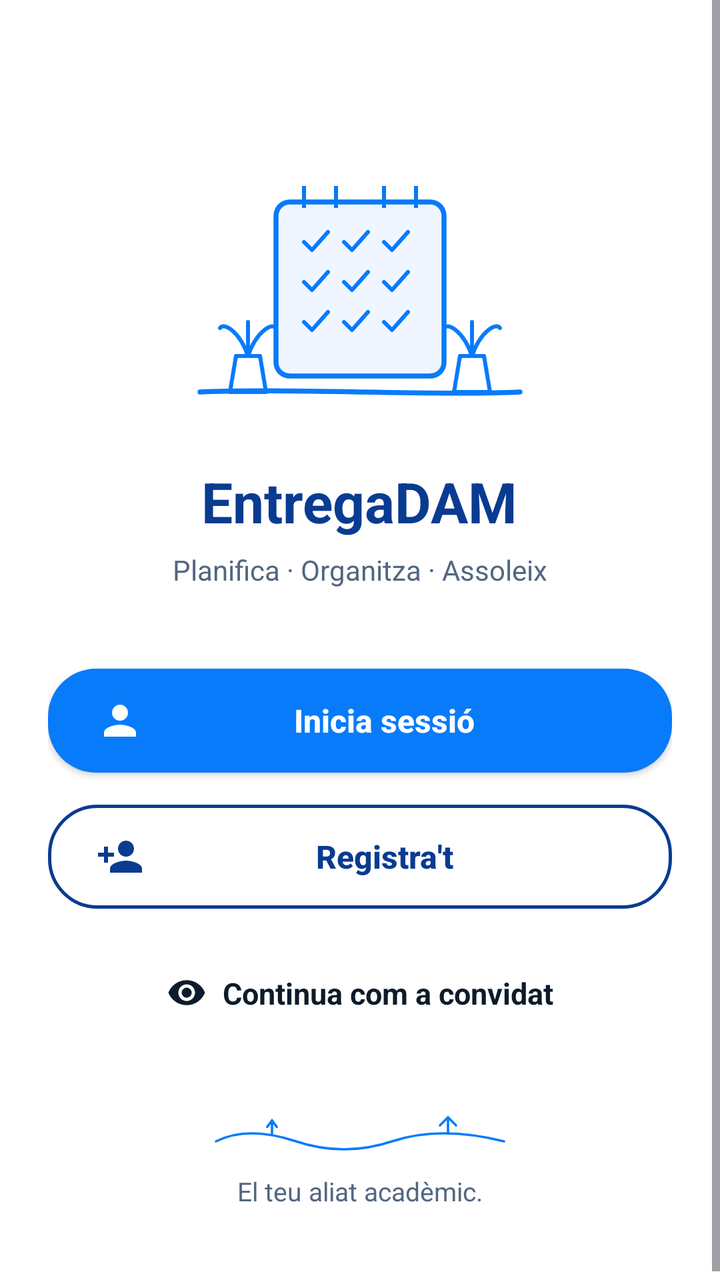
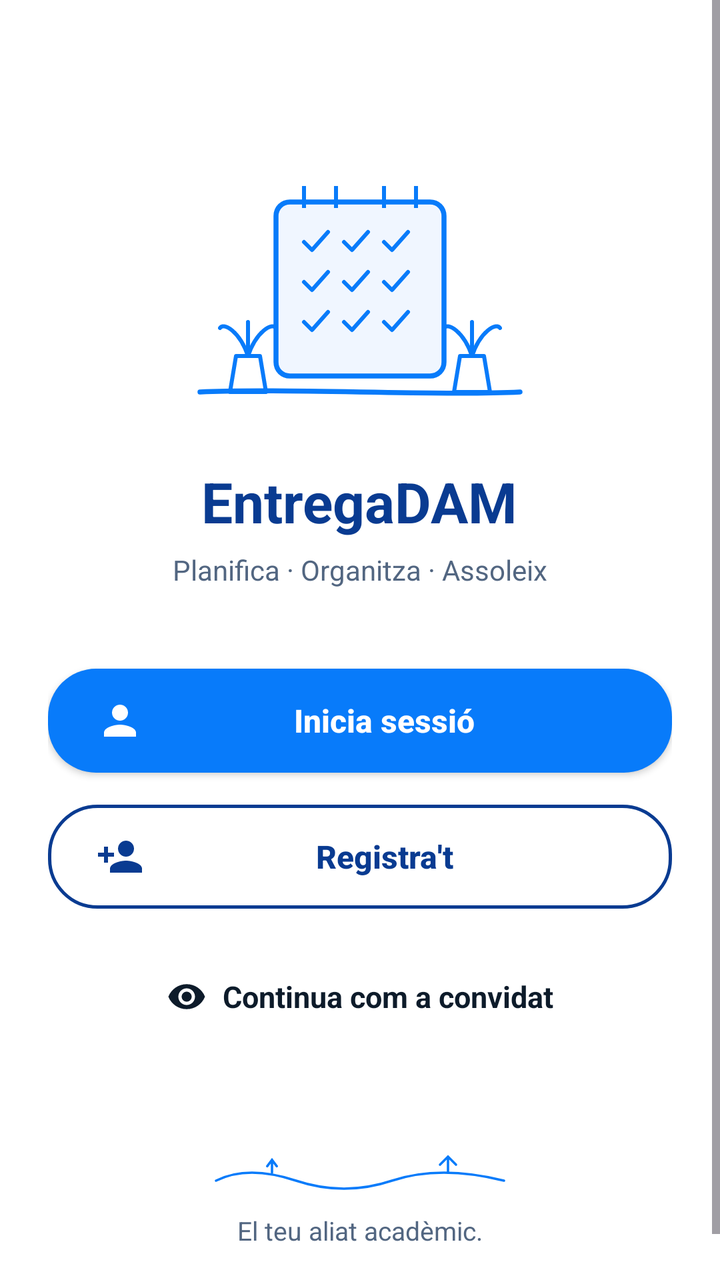

Two renders of the same Android screen: before a commit and after it. Below are the layout's source before the change and the commit's diff.
<!-- AndroidManifest.xml: application theme Theme.Stutager -->
<!-- res/layout/activity_welcome.xml -->
<?xml version="1.0" encoding="utf-8"?>
<ScrollView xmlns:android="http://schemas.android.com/apk/res/android"
    xmlns:app="http://schemas.android.com/apk/res-auto"
    xmlns:tools="http://schemas.android.com/tools"
    android:layout_width="match_parent"
    android:layout_height="match_parent"
    android:fillViewport="true"
    android:background="@color/white_background"
    tools:context=".WelcomeActivity">

    <LinearLayout
        android:layout_width="match_parent"
        android:layout_height="wrap_content"
        android:orientation="vertical"
        android:gravity="center_horizontal"
        android:padding="24dp">

        
        <ImageView
            android:layout_width="220dp"
            android:layout_height="160dp"
            android:src="@drawable/img_welcome_illustration"
            android:contentDescription="Calendar Illustration"
            android:layout_marginTop="32dp"/>

        
        <TextView
            android:layout_width="wrap_content"
            android:layout_height="wrap_content"
            android:text="@string/app_name"
            android:textSize="28sp"
            android:textStyle="bold"
            android:textColor="@color/dark_blue"
            android:layout_marginTop="16dp"/>

        
        <TextView
            android:layout_width="wrap_content"
            android:layout_height="wrap_content"
            android:text="@string/welcome_tagline"
            android:textSize="14sp"
            android:textColor="@color/text_gray"
            android:layout_marginTop="6dp"
            android:layout_marginBottom="40dp"/>

        
        <androidx.appcompat.widget.AppCompatButton
            android:id="@+id/btnIniciaSessio"
            android:layout_width="match_parent"
            android:layout_height="52dp"
            android:text="@string/btn_login"
            android:textSize="16sp"
            android:textStyle="bold"
            android:textColor="@color/white_background"
            android:textAllCaps="false"
            android:clickable="true"
            android:focusable="true"
            android:drawableStart="@drawable/ic_user"
            android:drawableTint="@color/white_background"
            android:paddingStart="24dp"
            android:paddingEnd="24dp"
            android:background="@drawable/bg_pill_blue"
            android:layout_marginBottom="16dp"/>

        
        <androidx.appcompat.widget.AppCompatButton
            android:id="@+id/btnRegistrat"
            android:layout_width="match_parent"
            android:layout_height="52dp"
            android:text="@string/btn_register"
            android:textSize="16sp"
            android:textStyle="bold"
            android:textColor="@color/dark_blue"
            android:textAllCaps="false"
            android:clickable="true"
            android:focusable="true"
            android:drawableStart="@drawable/ic_user_add"
            android:paddingStart="24dp"
            android:paddingEnd="24dp"
            android:background="@drawable/bg_pill_outline"
            android:layout_marginBottom="20dp"/>

        
        <LinearLayout
            android:id="@+id/btnConvidat"
            android:layout_width="wrap_content"
            android:layout_height="wrap_content"
            android:orientation="horizontal"
            android:gravity="center"
            android:padding="12dp"
            android:clickable="true"
            android:focusable="true"
            android:background="?attr/selectableItemBackgroundBorderless"
            android:layout_marginBottom="32dp">

            <ImageView
                android:layout_width="20dp"
                android:layout_height="20dp"
                android:src="@drawable/ic_eye"
                app:tint="@color/text_dark"
                android:contentDescription="Eye icon"/>

            <TextView
                android:layout_width="wrap_content"
                android:layout_height="wrap_content"
                android:text="@string/btn_guest"
                android:textSize="15sp"
                android:textColor="@color/text_dark"
                android:textStyle="bold"
                android:layout_marginStart="8dp"/>
        </LinearLayout>

        
        <View
            android:layout_width="match_parent"
            android:layout_height="0dp"
            android:layout_weight="1"/>

        
        <ImageView
            android:layout_width="160dp"
            android:layout_height="32dp"
            android:src="@drawable/img_welcome_footer"
            android:contentDescription="Footer hills line"/>

        <TextView
            android:layout_width="wrap_content"
            android:layout_height="wrap_content"
            android:text="@string/welcome_footer"
            android:textSize="13sp"
            android:textColor="@color/text_gray"
            android:layout_marginTop="4dp"
            android:layout_marginBottom="16dp"/>

    </LinearLayout>
</ScrollView>
<!-- resources referenced by this layout -->
<resources>
  <color name="dark_blue">#093B91</color>
  <color name="text_dark">#0D1B2A</color>
  <color name="text_gray">#526681</color>
  <color name="white_background">#FFFFFF</color>
  <!-- drawable bg_pill_blue (drawable) -->
  <?xml version="1.0" encoding="utf-8"?>
  <shape xmlns:android="http://schemas.android.com/apk/res/android"
      android:shape="rectangle">
      <solid android:color="@color/primary_blue" />
      <corners android:radius="24dp" />
  </shape>
  <!-- drawable bg_pill_outline (drawable) -->
  <?xml version="1.0" encoding="utf-8"?>
  <shape xmlns:android="http://schemas.android.com/apk/res/android"
      android:shape="rectangle">
      <solid android:color="@android:color/transparent" />
      <stroke
          android:width="1.5dp"
          android:color="@color/dark_blue" />
      <corners android:radius="24dp" />
  </shape>
  <!-- drawable ic_eye (drawable) -->
  <vector xmlns:android="http://schemas.android.com/apk/res/android"
      android:width="24dp"
      android:height="24dp"
      android:viewportWidth="24"
      android:viewportHeight="24">
    <path
        android:fillColor="#526681"
        android:pathData="M12,4.5C7,4.5 2.73,7.61 1,12c1.73,4.39 6,7.5 11,7.5s9.27,-3.11 11,-7.5c-1.73,-4.39 -6,-7.5 -11,-7.5zM12,17c-2.76,0 -5,-2.24 -5,-5s2.24,-5 5,-5 5,2.24 5,5 -2.24,5 -5,5zM12,9c-1.66,0 -3,1.34 -3,3s1.34,3 3,3 3,-1.34 3,-3 -1.34,-3 -3,-3z"/>
  </vector>
  <!-- drawable ic_user (drawable) -->
  <vector xmlns:android="http://schemas.android.com/apk/res/android"
      android:width="24dp"
      android:height="24dp"
      android:viewportWidth="24"
      android:viewportHeight="24">
    <path
        android:fillColor="#FFFFFF"
        android:pathData="M12,12c2.21,0 4,-1.79 4,-4s-1.79,-4 -4,-4 -4,1.79 -4,4 1.79,4 4,4zM12,14c-2.67,0 -8,1.34 -8,4v2h16v-2c0,-2.66 -5.33,-4 -8,-4z"/>
  </vector>
  <!-- drawable ic_user_add (drawable) -->
  <vector xmlns:android="http://schemas.android.com/apk/res/android"
      android:width="24dp"
      android:height="24dp"
      android:viewportWidth="24"
      android:viewportHeight="24">
    <path
        android:fillColor="#093B91"
        android:pathData="M15,12c2.21,0 4,-1.79 4,-4s-1.79,-4 -4,-4 -4,1.79 -4,4 1.79,4 4,4zM15,14c-2.67,0 -8,1.34 -8,4v2h16v-2c0,-2.66 -5.33,-4 -8,-4zM6,10V7H4v3H1v2h3v3h2v-3h3v-2H6z"/>
  </vector>
  <!-- drawable img_welcome_footer (drawable) -->
  <vector xmlns:android="http://schemas.android.com/apk/res/android"
      android:width="200dp"
      android:height="40dp"
      android:viewportWidth="200"
      android:viewportHeight="40">
    
    <path
        android:strokeColor="#087BFA"
        android:strokeWidth="1.5"
        android:strokeLineCap="round"
        android:pathData="M10,25 Q30,15 60,25 T120,25 T190,25"/>
    <path
        android:strokeColor="#087BFA"
        android:strokeWidth="1.5"
        android:strokeLineCap="round"
        android:pathData="M45,20 L45,12 M42,16 L45,12 L48,16 M155,20 L155,10 M150,15 L155,10 L160,15"/>
  </vector>
  <!-- drawable img_welcome_illustration: vector/xml drawable (drawable, 2377 chars, omitted) -->
  <string name="app_name">EntregaDAM</string>
  <string name="btn_guest">Continua com a convidat</string>
  <string name="btn_login">Inicia sessió</string>
  <string name="btn_register">Registra\'t</string>
  <string name="welcome_footer">El teu aliat acadèmic.</string>
  <string name="welcome_tagline">Planifica · Organitza · Assoleix</string>
  <style name="Theme.Stutager" parent="Base.Theme.Stutager" />
  <color name="primary_blue">#087BFA</color>
  <style name="Base.Theme.Stutager" parent="Theme.Material3.DayNight.NoActionBar">
          
          
      </style>
</resources>

<!-- the commit's change to res/layout/activity_welcome.xml (unified diff, before → after) -->
@@ -4,133 +4,143 @@
     xmlns:tools="http://schemas.android.com/tools"
     android:layout_width="match_parent"
     android:layout_height="match_parent"
+    android:background="@color/white_background"
     android:fillViewport="true"
-    android:background="@color/white_background"
+    android:fitsSystemWindows="true"
     tools:context=".WelcomeActivity">
 
-    <LinearLayout
+    <androidx.constraintlayout.widget.ConstraintLayout
         android:layout_width="match_parent"
         android:layout_height="wrap_content"
-        android:orientation="vertical"
-        android:gravity="center_horizontal"
         android:padding="24dp">
 
-        
-        <ImageView
-            android:layout_width="220dp"
-            android:layout_height="160dp"
-            android:src="@drawable/img_welcome_illustration"
-            android:contentDescription="Calendar Illustration"
-            android:layout_marginTop="32dp"/>
+        <LinearLayout
+            android:layout_width="0dp"
+            android:layout_height="wrap_content"
+            android:gravity="center_horizontal"
+            android:orientation="vertical"
+            app:layout_constraintEnd_toEndOf="parent"
+            app:layout_constraintStart_toStartOf="parent"
+            app:layout_constraintTop_toTopOf="parent"
+            app:layout_constraintWidth_max="440dp">
 
-        
-        <TextView
-            android:layout_width="wrap_content"
-            android:layout_height="wrap_content"
-            android:text="@string/app_name"
-            android:textSize="28sp"
-            android:textStyle="bold"
-            android:textColor="@color/dark_blue"
-            android:layout_marginTop="16dp"/>
+            
+            <ImageView
+                android:layout_width="220dp"
+                android:layout_height="160dp"
+                android:layout_marginTop="32dp"
+                android:contentDescription="Calendar Illustration"
+                android:src="@drawable/img_welcome_illustration" />
 
-        
-        <TextView
-            android:layout_width="wrap_content"
-            android:layout_height="wrap_content"
-            android:text="@string/welcome_tagline"
-            android:textSize="14sp"
-            android:textColor="@color/text_gray"
-            android:layout_marginTop="6dp"
-            android:layout_marginBottom="40dp"/>
+            
+            <TextView
+                android:layout_width="wrap_content"
+                android:layout_height="wrap_content"
+                android:layout_marginTop="16dp"
+                android:text="@string/app_name"
+                android:textColor="@color/dark_blue"
+                android:textSize="28sp"
+                android:textStyle="bold" />
 
-        
-        <androidx.appcompat.widget.AppCompatButton
-            android:id="@+id/btnIniciaSessio"
-            android:layout_width="match_parent"
-            android:layout_height="52dp"
-            android:text="@string/btn_login"
-            android:textSize="16sp"
-            android:textStyle="bold"
-            android:textColor="@color/white_background"
-            android:textAllCaps="false"
-            android:clickable="true"
-            android:focusable="true"
-            android:drawableStart="@drawable/ic_user"
-            android:drawableTint="@color/white_background"
-            android:paddingStart="24dp"
-            android:paddingEnd="24dp"
-            android:background="@drawable/bg_pill_blue"
-            android:layout_marginBottom="16dp"/>
+            
+            <TextView
+                android:layout_width="wrap_content"
+                android:layout_height="wrap_content"
+                android:layout_marginTop="6dp"
+                android:layout_marginBottom="40dp"
+                android:text="@string/welcome_tagline"
+                android:textColor="@color/text_gray"
+                android:textSize="14sp" />
 
-        
-        <androidx.appcompat.widget.AppCompatButton
-            android:id="@+id/btnRegistrat"
-            android:layout_width="match_parent"
-            android:layout_height="52dp"
-            android:text="@string/btn_register"
-            android:textSize="16sp"
-            android:textStyle="bold"
-            android:textColor="@color/dark_blue"
-            android:textAllCaps="false"
-            android:clickable="true"
-            android:focusable="true"
-            android:drawableStart="@drawable/ic_user_add"
-            android:paddingStart="24dp"
-            android:paddingEnd="24dp"
-            android:background="@drawable/bg_pill_outline"
-            android:layout_marginBottom="20dp"/>
+            
+            <androidx.appcompat.widget.AppCompatButton
+                android:id="@+id/btnIniciaSessio"
+                android:layout_width="match_parent"
+                android:layout_height="52dp"
+                android:layout_gravity="center_horizontal"
+                android:layout_marginBottom="16dp"
+                android:background="@drawable/bg_pill_blue"
+                android:clickable="true"
+                android:drawableStart="@drawable/ic_user"
+                android:drawableTint="@color/white_background"
+                android:focusable="true"
+                android:maxWidth="360dp"
+                android:paddingStart="24dp"
+                android:paddingEnd="24dp"
+                android:textAllCaps="false"
+                android:text="@string/btn_login"
+                android:textColor="@color/white_background"
+                android:textSize="16sp"
+                android:textStyle="bold" />
 
-        
-        <LinearLayout
-            android:id="@+id/btnConvidat"
-            android:layout_width="wrap_content"
-            android:layout_height="wrap_content"
-            android:orientation="horizontal"
-            android:gravity="center"
-            android:padding="12dp"
-            android:clickable="true"
-            android:focusable="true"
-            android:background="?attr/selectableItemBackgroundBorderless"
-            android:layout_marginBottom="32dp">
+            
+            <androidx.appcompat.widget.AppCompatButton
+                android:id="@+id/btnRegistrat"
+                android:layout_width="match_parent"
+                android:layout_height="52dp"
+                android:layout_gravity="center_horizontal"
+                android:layout_marginBottom="20dp"
+                android:background="@drawable/bg_pill_outline"
+                android:clickable="true"
+                android:drawableStart="@drawable/ic_user_add"
+                android:focusable="true"
+                android:maxWidth="360dp"
+                android:paddingStart="24dp"
+                android:paddingEnd="24dp"
+                android:textAllCaps="false"
+                android:text="@string/btn_register"
+                android:textColor="@color/dark_blue"
+                android:textSize="16sp"
+                android:textStyle="bold" />
 
+            
+            <LinearLayout
+                android:id="@+id/btnConvidat"
+                android:layout_width="wrap_content"
+                android:layout_height="wrap_content"
+                android:layout_marginBottom="32dp"
+                android:background="?attr/selectableItemBackgroundBorderless"
+                android:clickable="true"
+                android:focusable="true"
+                android:gravity="center"
+                android:minHeight="48dp"
+                android:minWidth="48dp"
+                android:padding="12dp">
+
+                <ImageView
+                    android:layout_width="20dp"
+                    android:layout_height="20dp"
+                    android:contentDescription="Eye icon"
+                    android:src="@drawable/ic_eye"
+                    app:tint="@color/text_dark" />
+
+                <TextView
+                    android:layout_width="wrap_content"
+                    android:layout_height="wrap_content"
+                    android:layout_marginStart="8dp"
+                    android:text="@string/btn_guest"
+                    android:textColor="@color/text_dark"
+                    android:textSize="15sp"
+                    android:textStyle="bold" />
+            </LinearLayout>
+
+            
             <ImageView
-                android:layout_width="20dp"
-                android:layout_height="20dp"
-                android:src="@drawable/ic_eye"
-                app:tint="@color/text_dark"
-                android:contentDescription="Eye icon"/>
+                android:layout_width="160dp"
+                android:layout_height="32dp"
+                android:layout_marginTop="16dp"
+                android:contentDescription="Footer hills line"
+                android:src="@drawable/img_welcome_footer" />
 
             <TextView
                 android:layout_width="wrap_content"
                 android:layout_height="wrap_content"
-                android:text="@string/btn_guest"
-                android:textSize="15sp"
-                android:textColor="@color/text_dark"
-                android:textStyle="bold"
-                android:layout_marginStart="8dp"/>
+                android:layout_marginTop="4dp"
+                android:layout_marginBottom="16dp"
+                android:text="@string/welcome_footer"
+                android:textColor="@color/text_gray"
+                android:textSize="13sp" />
+
         </LinearLayout>
-
-        
-        <View
-            android:layout_width="match_parent"
-            android:layout_height="0dp"
-            android:layout_weight="1"/>
-
-        
-        <ImageView
-            android:layout_width="160dp"
-            android:layout_height="32dp"
-            android:src="@drawable/img_welcome_footer"
-            android:contentDescription="Footer hills line"/>
-
-        <TextView
-            android:layout_width="wrap_content"
-            android:layout_height="wrap_content"
-            android:text="@string/welcome_footer"
-            android:textSize="13sp"
-            android:textColor="@color/text_gray"
-            android:layout_marginTop="4dp"
-            android:layout_marginBottom="16dp"/>
-
-    </LinearLayout>
+    </androidx.constraintlayout.widget.ConstraintLayout>
 </ScrollView>
